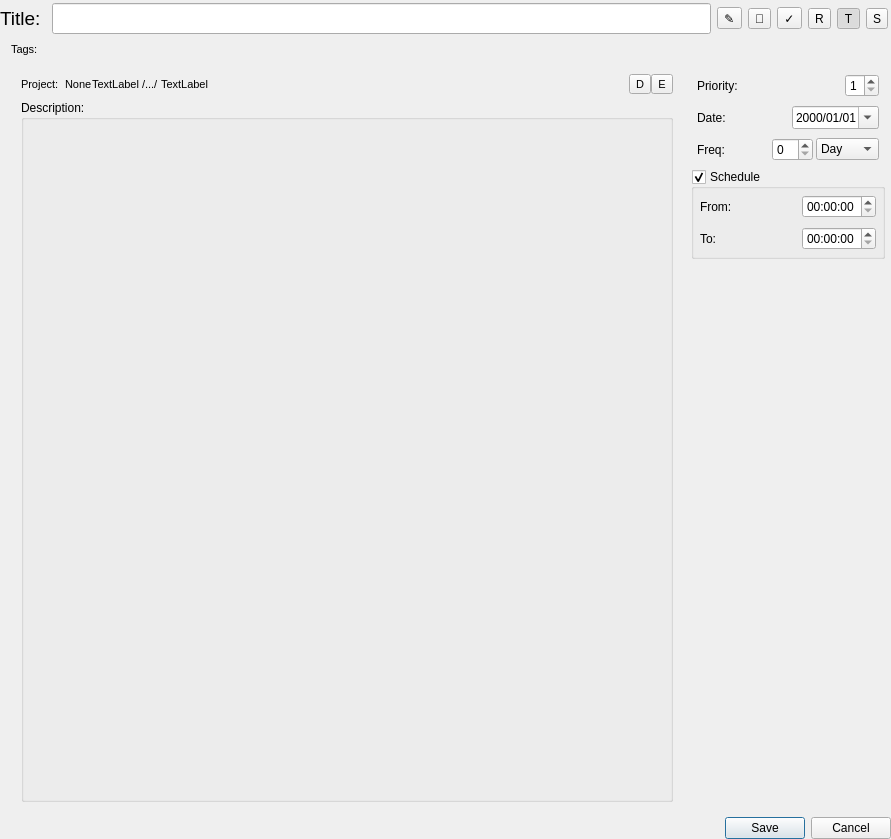
The window that widgets/itemdetailwidget.ui (SeptemberHX/TodoManager) describes before a commit, drawn with Qt 5.
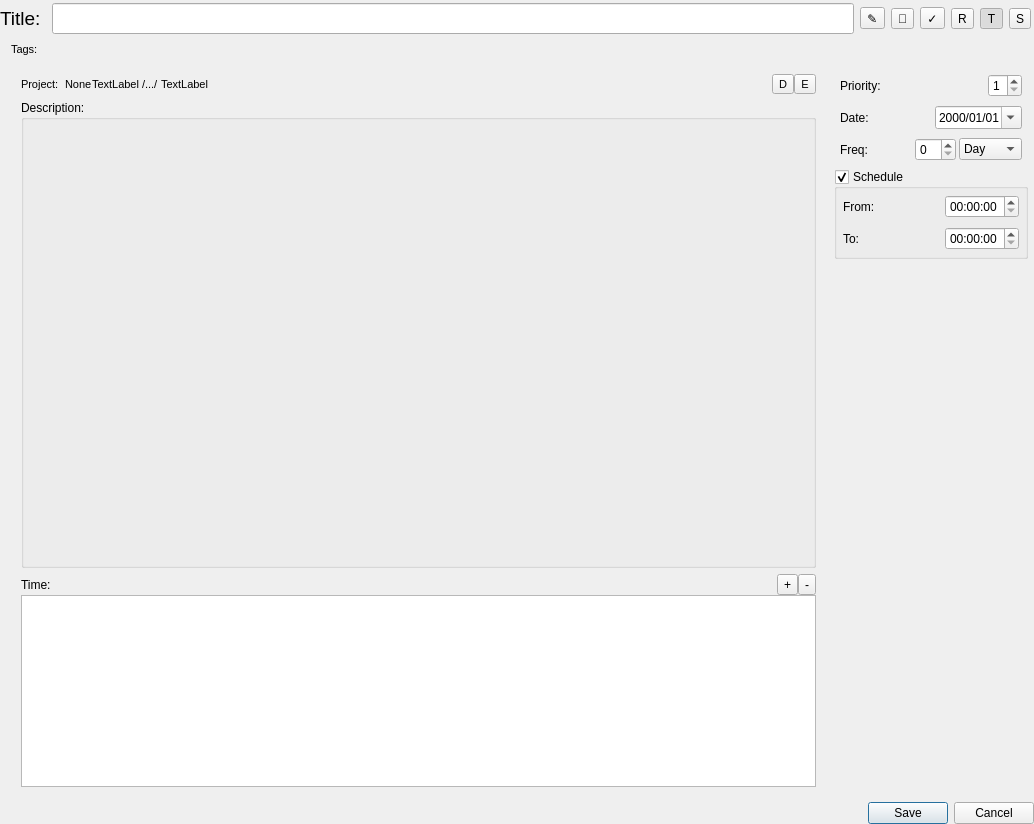
The same window after the commit.

Commit message: Add: show time pieces in item detail widget

The edit to the form file:
```diff
--- a/widgets/itemdetailwidget.ui
+++ b/widgets/itemdetailwidget.ui
@@ -6,8 +6,8 @@
    <rect>
     <x>0</x>
     <y>0</y>
-    <width>891</width>
-    <height>839</height>
+    <width>1034</width>
+    <height>824</height>
    </rect>
   </property>
   <property name="sizePolicy">
@@ -488,6 +488,90 @@
               </layout>
              </widget>
             </item>
+            <item>
+             <widget class="QWidget" name="timeWidget" native="true">
+              <property name="sizePolicy">
+               <sizepolicy hsizetype="Preferred" vsizetype="Fixed">
+                <horstretch>0</horstretch>
+                <verstretch>0</verstretch>
+               </sizepolicy>
+              </property>
+              <layout class="QVBoxLayout" name="verticalLayout_6">
+               <property name="spacing">
+                <number>0</number>
+               </property>
+               <property name="leftMargin">
+                <number>0</number>
+               </property>
+               <property name="topMargin">
+                <number>0</number>
+               </property>
+               <property name="rightMargin">
+                <number>0</number>
+               </property>
+               <property name="bottomMargin">
+                <number>0</number>
+               </property>
+               <item>
+                <widget class="QWidget" name="timeOperationWidget" native="true">
+                 <property name="sizePolicy">
+                  <sizepolicy hsizetype="Preferred" vsizetype="Fixed">
+                   <horstretch>0</horstretch>
+                   <verstretch>0</verstretch>
+                  </sizepolicy>
+                 </property>
+                 <layout class="QHBoxLayout" name="horizontalLayout_15">
+                  <property name="spacing">
+                   <number>0</number>
+                  </property>
+                  <property name="leftMargin">
+                   <number>0</number>
+                  </property>
+                  <property name="topMargin">
+                   <number>0</number>
+                  </property>
+                  <property name="rightMargin">
+                   <number>0</number>
+                  </property>
+                  <property name="bottomMargin">
+                   <number>0</number>
+                  </property>
+                  <item>
+                   <widget class="QLabel" name="label">
+                    <property name="sizePolicy">
+                     <sizepolicy hsizetype="Preferred" vsizetype="Preferred">
+                      <horstretch>0</horstretch>
+                      <verstretch>0</verstretch>
+                     </sizepolicy>
+                    </property>
+                    <property name="text">
+                     <string>Time:</string>
+                    </property>
+                   </widget>
+                  </item>
+                  <item>
+                   <widget class="QToolButton" name="toolButton">
+                    <property name="text">
+                     <string>+</string>
+                    </property>
+                   </widget>
+                  </item>
+                  <item>
+                   <widget class="QToolButton" name="toolButton_2">
+                    <property name="text">
+                     <string>-</string>
+                    </property>
+                   </widget>
+                  </item>
+                 </layout>
+                </widget>
+               </item>
+               <item>
+                <widget class="QTableView" name="timeTableView"/>
+               </item>
+              </layout>
+             </widget>
+            </item>
            </layout>
           </widget>
          </item>
```
The commit also changes 5 other files.
